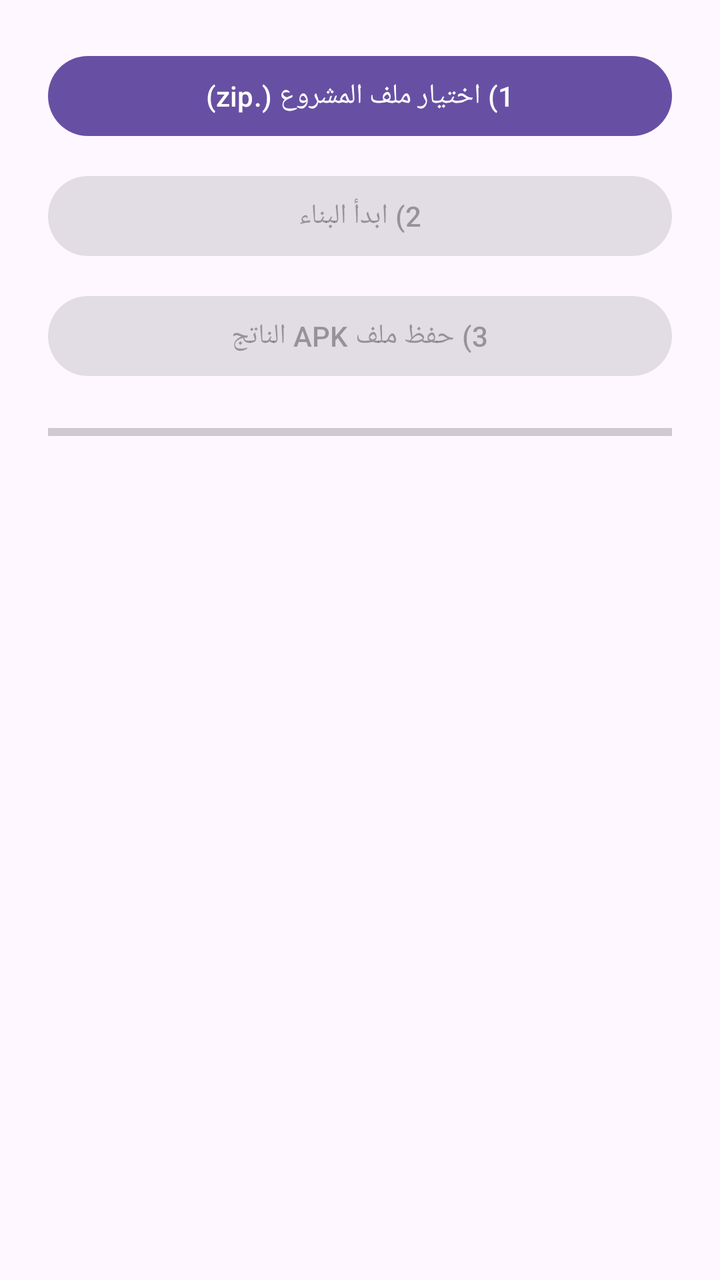
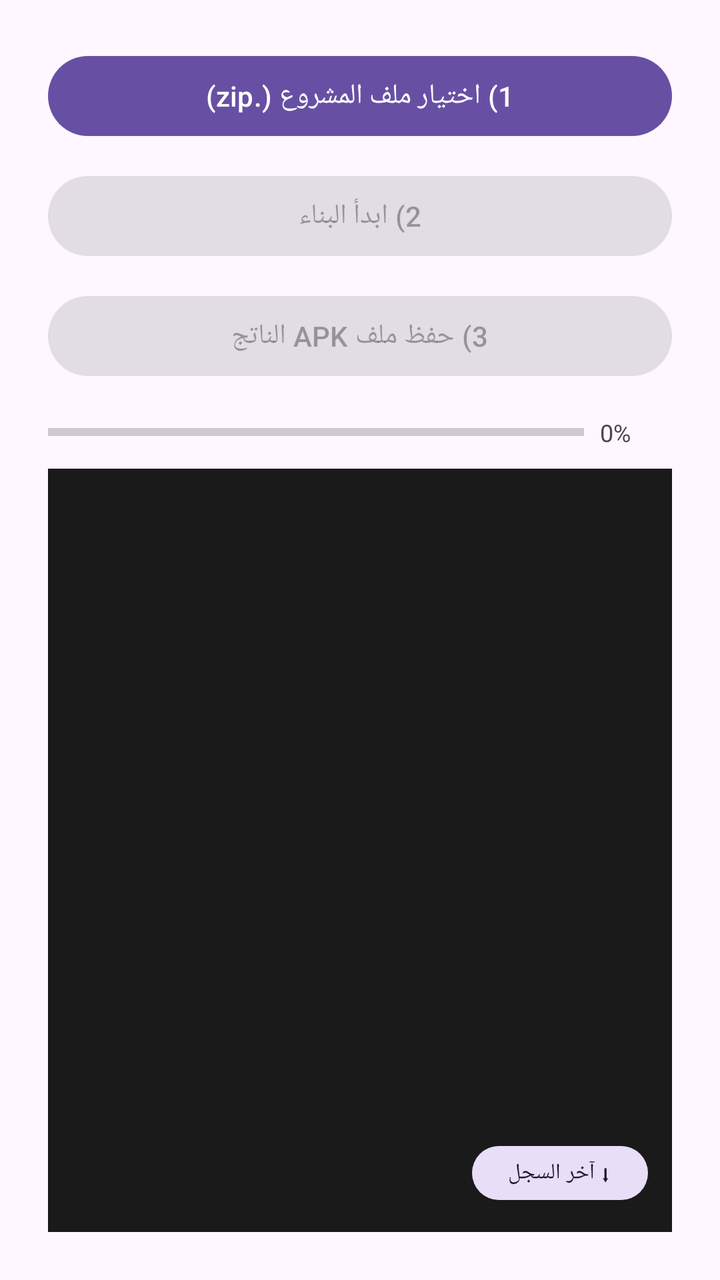

Screens rendered from an Android XML layout before and after an edit, with the pre-edit source and the edit as a unified diff.
<!-- AndroidManifest.xml: application theme Theme.Material3.DayNight -->
<!-- res/layout/activity_main.xml -->
<?xml version="1.0" encoding="utf-8"?>
<LinearLayout xmlns:android="http://schemas.android.com/apk/res/android"
    android:orientation="vertical" android:padding="24dp"
    android:layout_width="match_parent" android:layout_height="match_parent">

    <Button android:id="@+id/btnPickZip" android:layout_width="match_parent"
        android:layout_height="wrap_content" android:text="1) اختيار ملف المشروع (.zip)"/>

    <Button android:id="@+id/btnBuild" android:layout_width="match_parent"
        android:layout_height="wrap_content" android:layout_marginTop="12dp"
        android:text="2) ابدأ البناء" android:enabled="false"/>

    <Button android:id="@+id/btnSaveApk" android:layout_width="match_parent"
        android:layout_height="wrap_content" android:layout_marginTop="12dp"
        android:text="3) حفظ ملف APK الناتج" android:enabled="false"/>

    <ProgressBar android:id="@+id/progress" style="?android:attr/progressBarStyleHorizontal"
        android:layout_width="match_parent" android:layout_height="wrap_content"
        android:layout_marginTop="16dp" android:max="100"/>

    <ScrollView android:layout_width="match_parent" android:layout_height="0dp" android:layout_weight="1"
        android:layout_marginTop="12dp">
        <TextView android:id="@+id/tvLog" android:layout_width="match_parent"
            android:layout_height="wrap_content" android:fontFamily="monospace" android:textSize="11sp"/>
    </ScrollView>
</LinearLayout>
<!-- resources referenced by this layout -->
<resources>

</resources>

<!-- the commit's change to res/layout/activity_main.xml (unified diff, before → after) -->
@@ -14,13 +14,36 @@
         android:layout_height="wrap_content" android:layout_marginTop="12dp"
         android:text="3) حفظ ملف APK الناتج" android:enabled="false"/>
 
-    <ProgressBar android:id="@+id/progress" style="?android:attr/progressBarStyleHorizontal"
-        android:layout_width="match_parent" android:layout_height="wrap_content"
-        android:layout_marginTop="16dp" android:max="100"/>
+    <LinearLayout android:layout_width="match_parent" android:layout_height="wrap_content"
+        android:orientation="horizontal" android:gravity="center_vertical"
+        android:layout_marginTop="16dp">
+        <ProgressBar android:id="@+id/progress" style="?android:attr/progressBarStyleHorizontal"
+            android:layout_width="0dp" android:layout_height="wrap_content"
+            android:layout_weight="1" android:max="100"/>
+        <TextView android:id="@+id/tvPercent" android:layout_width="wrap_content"
+            android:layout_height="wrap_content" android:layout_marginStart="8dp"
+            android:textSize="12sp" android:minWidth="36dp" android:text="0%"/>
+    </LinearLayout>
 
-    <ScrollView android:layout_width="match_parent" android:layout_height="0dp" android:layout_weight="1"
-        android:layout_marginTop="12dp">
-        <TextView android:id="@+id/tvLog" android:layout_width="match_parent"
-            android:layout_height="wrap_content" android:fontFamily="monospace" android:textSize="11sp"/>
-    </ScrollView>
+    
+    <FrameLayout android:layout_width="match_parent" android:layout_height="0dp"
+        android:layout_weight="1" android:layout_marginTop="10dp">
+
+        <ScrollView android:id="@+id/svLog" android:layout_width="match_parent"
+            android:layout_height="match_parent" android:background="#1A1A1A"
+            android:padding="8dp">
+            <TextView android:id="@+id/tvLog" android:layout_width="match_parent"
+                android:layout_height="wrap_content" android:fontFamily="monospace"
+                android:textSize="11sp" android:textIsSelectable="true"
+                android:lineSpacingExtra="2dp"/>
+        </ScrollView>
+
+        <Button android:id="@+id/btnScrollDown" android:layout_width="wrap_content"
+            android:layout_height="wrap_content" android:layout_gravity="bottom|end"
+            android:layout_margin="12dp" android:text="⬇ آخر السجل"
+            android:textSize="11sp" android:minHeight="0dp"
+            android:paddingStart="14dp" android:paddingEnd="14dp"
+            android:paddingTop="6dp" android:paddingBottom="6dp"
+            style="@style/Widget.Material3.Button.TonalButton"/>
+    </FrameLayout>
 </LinearLayout>
